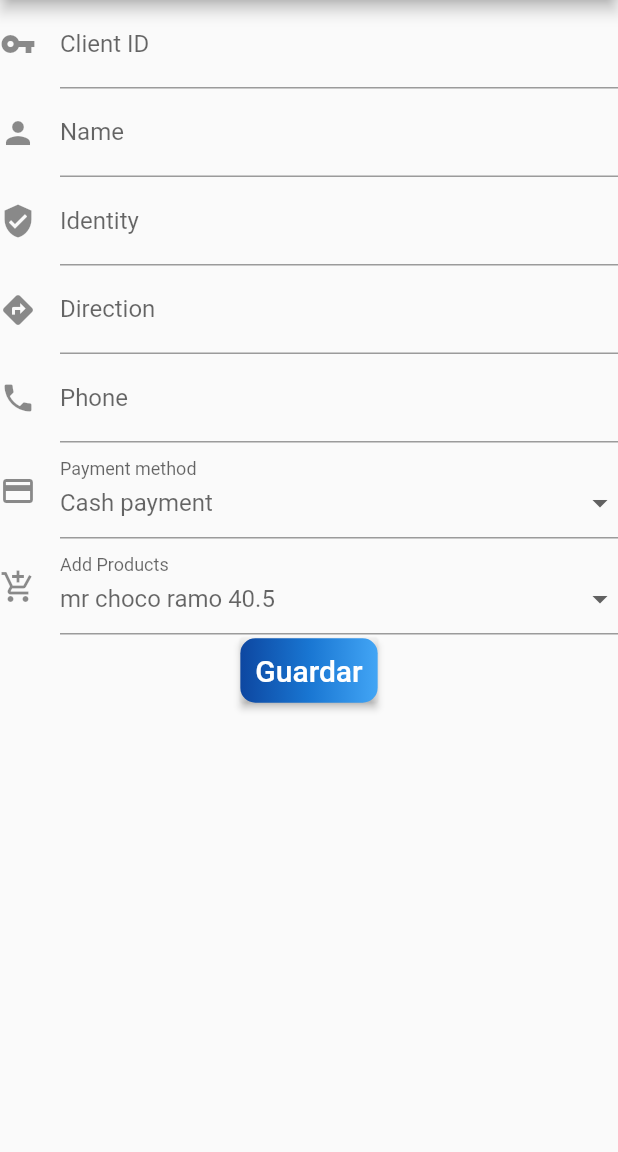
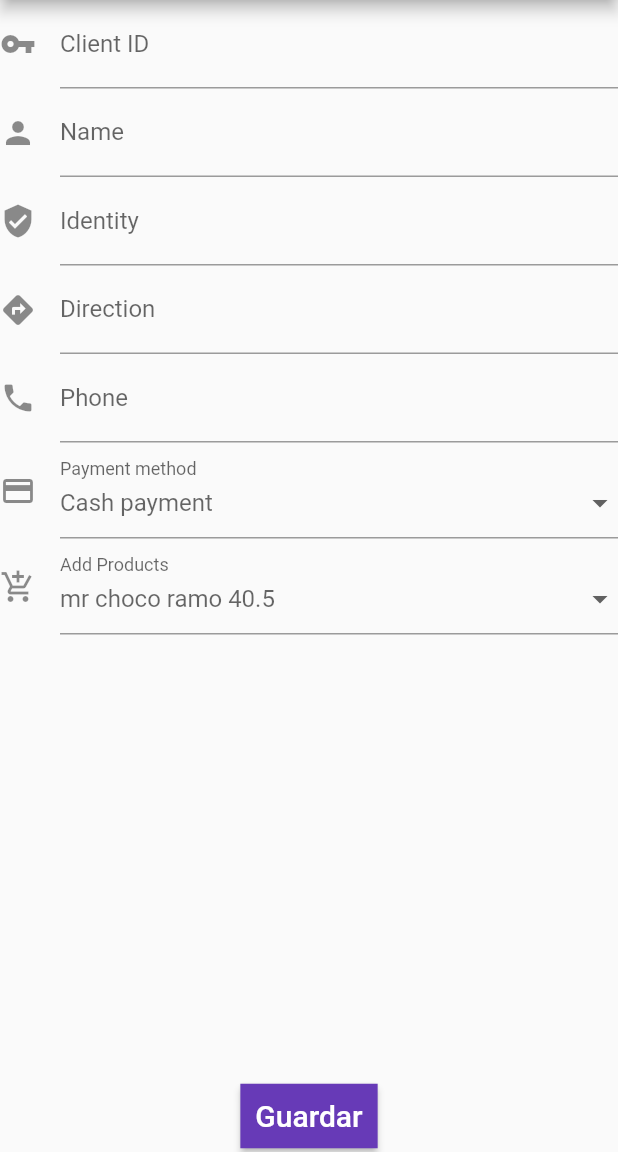
Before and after one commit to yeison34k/hiberus, a Flutter app: the screen it shows after launch, after a tap on "Guardar", on a phone screen of 412 x 824 dp, the part 84-1236 px from its top. Run offline on Flutter 3.47's test engine with Material 2 defaults, Android fonts, the phone set to English and light mode, and no system bars; network calls fail.

Commit message:
update main app

```diff
--- a/hiberus_app/lib/main.dart
+++ b/hiberus_app/lib/main.dart
@@ -103,6 +103,9 @@ class MyCustomFormState extends State<MyCustomForm> {
         return  Form(
             key: _formKey,
             autovalidate: true,
+            child: Column(
+                children: <Widget>[
+                Expanded(
                     child: ListView(
                         scrollDirection: Axis.vertical,
                         shrinkWrap: true,
@@ -209,7 +212,27 @@ class MyCustomFormState extends State<MyCustomForm> {
                                 },
                             ),
                         ],
+                    )
+                ),SingleChildScrollView(
+                        child: RaisedButton(
+                            splashColor: Colors.white.withOpacity(0.25),
+                            onPressed: () {
+                                guardar();
+                            },
+                            textColor: Colors.white,
+                            color: Colors.transparent,
+                            padding: const EdgeInsets.all(0.0),
+                            child: Container(
+                                decoration: const BoxDecoration(
+                                    color: Colors.deepPurple,
                                 ),
+                                padding: EdgeInsets.all(10.0),
+                                child: Text('Guardar', style: TextStyle(fontSize: 20)),
+                            ),
+                        )
+                    ),
+                ],
+            )
         );
     }
 
@@ -219,35 +242,7 @@ class MyCustomFormState extends State<MyCustomForm> {
         return new SafeArea(
             top: true,
             bottom: true,
-            child: Container(
-                child: Column(
-                    children: <Widget>[
-                        form(),
-                        RaisedButton(
-                            onPressed: () {
-                                guardar().toString();
-                            },
-                            textColor: Colors.white,
-                            color: Colors.transparent,
-                            padding: const EdgeInsets.all(0.0),
-                            child: Container(
-                                decoration: const BoxDecoration(
-                                    borderRadius: BorderRadius.all( Radius.circular(10)),
-                                    gradient: LinearGradient(
-                                        colors: <Color>[
-                                            Color(0xFF0D47A1),
-                                            Color(0xFF1976D2),
-                                            Color(0xFF42A5F5),
-                                        ],
-                                    ),
-                                ),
-                                padding: EdgeInsets.all(10.0),
-                                child: Text('Guardar', style: TextStyle(fontSize: 20)),
-                            ),
-                        )
-                    ],
-                ),
-            )
+            child: form()
         );
     }
 }
```
Lines whose indentation alone changed are shown as unchanged.
